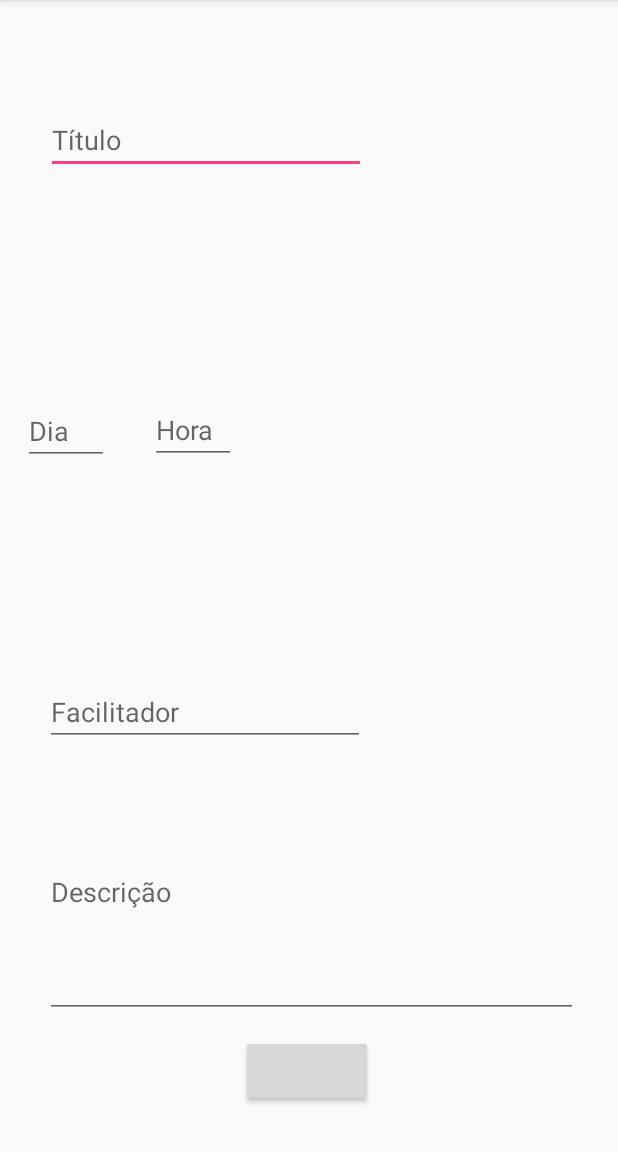
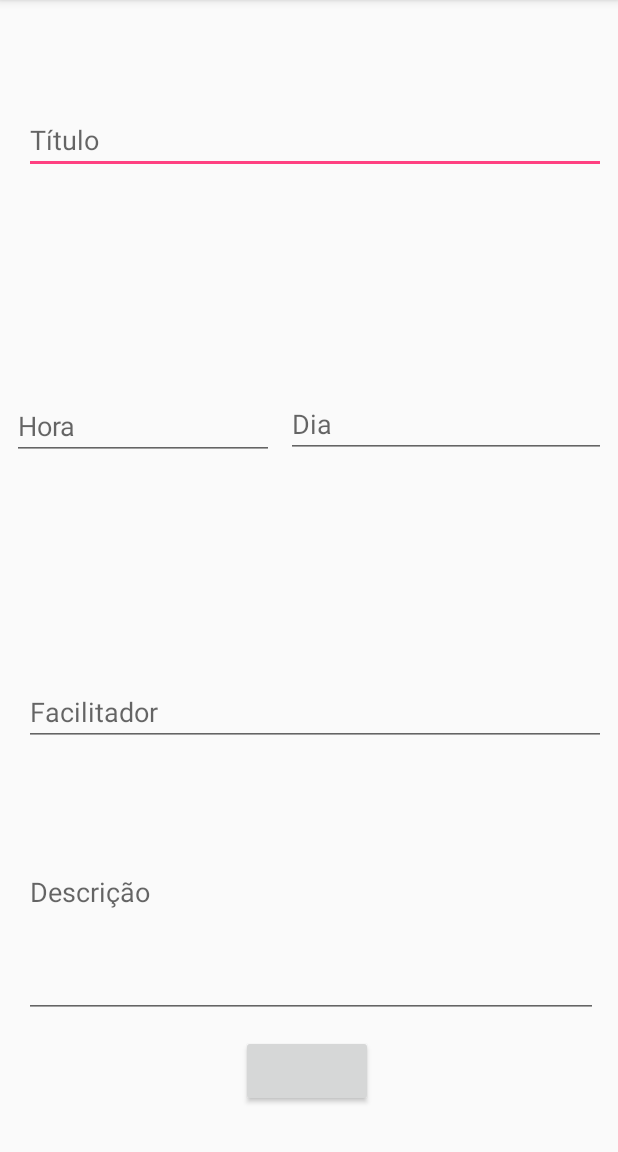
Before and after one commit to ufjf-dcc196/dcc196-2018-3-trb2-trb2-cassioreis-joaopedro, an Android app: the screen it shows after launch (EventoCads), after a tap on "EVENTO", on a phone screen of 412 x 824 dp, the part 84-1236 px from its top. Run offline under Robolectric (Android 15) with nearby library versions, the phone set to English and light mode, and no system bars.

Commit message:
mudança no layout da tela det_evento

```diff
--- a/app/src/main/java/a20183/dcc192/trab1joaopcassio/MainActivity.java
+++ b/app/src/main/java/a20183/dcc192/trab1joaopcassio/MainActivity.java
@@ -22,7 +22,7 @@ import a20183.dcc192.trab1joaopcassio.Model.Participante;
 public class MainActivity extends AppCompatActivity {
 
     public static final int  CADS_PARTICIPANTE = 1,CADS_EVENTO=2, DET_PARTICIPANTE = 3, DET_EVENTO = 4, INSC_EVENTO = 5;
-    private static final String PARTICIPANTE_NOME = "nome", EVENTO_TITULO = "titulo";
+    public static final String PARTICIPANTE_NOME = "nome", EVENTO_TITULO = "titulo";
     private Button btnCadsParticipante, btnCadsEvento;
     private RecyclerView rclParticipantes, rclEventos;
     private ParticipanteAdapter PAdapter;
@@ -95,5 +95,9 @@ public class MainActivity extends AppCompatActivity {
         if(requestCode == MainActivity.CADS_EVENTO && resultCode == Activity.RESULT_OK) {
             evAdapter.notifyDataSetChanged();
         }
+        if(requestCode == MainActivity.DET_PARTICIPANTE) {
+            PAdapter.notifyDataSetChanged();
+        }
+
     }
 }
--- a/app/src/main/java/a20183/dcc192/trab1joaopcassio/Model/Evento.java
+++ b/app/src/main/java/a20183/dcc192/trab1joaopcassio/Model/Evento.java
@@ -31,6 +31,10 @@ public class Evento {
         {
             return false;
         }
+    }
+
+    public List<Participante> getParticipantes() {
+        return participantes;
     }
 
     public String getTítulo() {
--- a/app/src/main/res/layout/cads_evento.xml
+++ b/app/src/main/res/layout/cads_evento.xml
@@ -44,87 +44,89 @@
 
     <EditText
         android:id="@+id/txt_tituloCads"
-        android:layout_width="wrap_content"
+        android:layout_width="0dp"
         android:layout_height="wrap_content"
         android:layout_marginStart="16dp"
         android:layout_marginLeft="16dp"
         android:layout_marginTop="34dp"
-        android:layout_marginEnd="153dp"
-        android:layout_marginRight="153dp"
+        android:layout_marginEnd="8dp"
+        android:layout_marginRight="8dp"
+        android:autofillHints=""
         android:ems="10"
         android:hint="@string/t_tulo"
         android:inputType="textPersonName"
         app:layout_constraintEnd_toEndOf="parent"
         app:layout_constraintStart_toStartOf="parent"
-        app:layout_constraintTop_toBottomOf="@+id/textView5"
-        android:autofillHints="" />
+        app:layout_constraintTop_toBottomOf="@+id/textView5" />
 
     <EditText
         android:id="@+id/txt_diaCads"
-        android:layout_width="57dp"
+        android:layout_width="0dp"
         android:layout_height="wrap_content"
-        android:layout_marginStart="15dp"
-        android:layout_marginLeft="15dp"
         android:layout_marginTop="20dp"
+        android:layout_marginEnd="8dp"
+        android:layout_marginRight="8dp"
         android:layout_marginBottom="14dp"
+        android:autofillHints=""
         android:ems="10"
         android:hint="@string/dia"
         android:inputType="textPersonName"
         app:layout_constraintBottom_toTopOf="@+id/txt_facilitadorCads"
-        app:layout_constraintStart_toStartOf="parent"
+        app:layout_constraintEnd_toEndOf="parent"
         app:layout_constraintTop_toBottomOf="@+id/txt_tituloCads"
-        android:autofillHints="" />
+        app:layout_constraintVertical_bias="0.482" />
 
     <EditText
         android:id="@+id/txt_horaCads"
-        android:layout_width="57dp"
+        android:layout_width="0dp"
         android:layout_height="wrap_content"
-        android:layout_marginStart="14dp"
-        android:layout_marginLeft="14dp"
+        android:layout_marginStart="8dp"
+        android:layout_marginLeft="8dp"
         android:layout_marginTop="20dp"
-        android:layout_marginEnd="241dp"
-        android:layout_marginRight="241dp"
+        android:layout_marginEnd="8dp"
+        android:layout_marginRight="8dp"
         android:layout_marginBottom="15dp"
         android:autofillHints=""
         android:ems="10"
         android:hint="@string/hora"
         android:inputType="textPersonName"
         app:layout_constraintBottom_toTopOf="@+id/txt_facilitadorCads"
-        app:layout_constraintEnd_toEndOf="parent"
-        app:layout_constraintStart_toEndOf="@+id/txt_diaCads"
-        app:layout_constraintTop_toBottomOf="@+id/txt_tituloCads" />
+        app:layout_constraintEnd_toStartOf="@+id/txt_diaCads"
+        app:layout_constraintStart_toStartOf="parent"
+        app:layout_constraintTop_toBottomOf="@+id/txt_tituloCads"
+        app:layout_constraintVertical_bias="0.49" />
 
     <EditText
         android:id="@+id/txt_facilitadorCads"
-        android:layout_width="wrap_content"
+        android:layout_width="0dp"
         android:layout_height="wrap_content"
-        android:layout_marginStart="15dp"
-        android:layout_marginLeft="15dp"
-        android:layout_marginEnd="154dp"
-        android:layout_marginRight="154dp"
+        android:layout_marginStart="16dp"
+        android:layout_marginLeft="16dp"
+        android:layout_marginEnd="8dp"
+        android:layout_marginRight="8dp"
         android:layout_marginBottom="13dp"
+        android:autofillHints=""
         android:ems="10"
         android:hint="@string/facilitador"
         android:inputType="textPersonName"
         app:layout_constraintBottom_toTopOf="@+id/txt_descCads"
         app:layout_constraintEnd_toEndOf="parent"
-        app:layout_constraintStart_toStartOf="parent"
-        android:autofillHints="" />
+        app:layout_constraintStart_toStartOf="parent" />
 
     <EditText
         android:id="@+id/txt_descCads"
-        android:layout_width="355dp"
+        android:layout_width="0dp"
         android:layout_height="168dp"
         android:layout_marginStart="16dp"
         android:layout_marginLeft="16dp"
         android:layout_marginEnd="13dp"
         android:layout_marginRight="13dp"
         android:layout_marginBottom="11dp"
+        android:autofillHints=""
         android:ems="10"
         android:hint="@string/descri_o"
         android:inputType="textPersonName"
         app:layout_constraintBottom_toTopOf="@+id/btn_cadastrarEvento"
         app:layout_constraintEnd_toEndOf="parent"
-        app:layout_constraintStart_toStartOf="parent"
-        android:autofillHints="" />
+        app:layout_constraintStart_toStartOf="parent" />
 </android.support.constraint.ConstraintLayout>
--- a/app/src/main/res/layout/det_participante.xml
+++ b/app/src/main/res/layout/det_participante.xml
@@ -38,7 +38,7 @@
         tools:text="Detalhes do participante:" />
 
     <Button
-        android:id="@+id/button5"
+        android:id="@+id/btn_DetEdit"
         android:layout_width="wrap_content"
         android:layout_height="wrap_content"
         android:layout_marginStart="22dp"
@@ -47,13 +47,13 @@
         android:layout_marginEnd="160dp"
         android:layout_marginRight="160dp"
         android:layout_marginBottom="17dp"
+        android:text="Editar"
         app:layout_constraintBottom_toBottomOf="parent"
         app:layout_constraintEnd_toStartOf="@+id/btn_DetEvInsc"
         app:layout_constraintHorizontal_bias="1.0"
         app:layout_constraintStart_toStartOf="parent"
         app:layout_constraintTop_toBottomOf="@+id/rcl_detEventos"
-        app:layout_constraintVertical_bias="1.0"
-        tools:text="Editar" />
+        app:layout_constraintVertical_bias="1.0" />
 
     <Button
         android:id="@+id/btn_DetEvInsc"
--- a/app/src/main/res/layout/rcl_layout_evento.xml
+++ b/app/src/main/res/layout/rcl_layout_evento.xml
@@ -1,7 +1,7 @@
 <?xml version="1.0" encoding="utf-8"?>
-<android.support.constraint.ConstraintLayout
-    xmlns:android="http://schemas.android.com/apk/res/android" android:layout_width="match_parent"
-    android:layout_height="match_parent">
+<android.support.constraint.ConstraintLayout xmlns:android="http://schemas.android.com/apk/res/android"
+    android:layout_width="match_parent"
+    android:layout_height="wrap_content">
 
     <LinearLayout xmlns:android="http://schemas.android.com/apk/res/android"
         android:layout_width="match_parent"
```
Also changed, not shown: app/src/main/java/a20183/dcc192/trab1joaopcassio/EventoDet.java (+13 -12 lines), app/src/main/java/a20183/dcc192/trab1joaopcassio/EventoInsc.java (+44 -1 lines), app/src/main/java/a20183/dcc192/trab1joaopcassio/ParticipanteDet.java (+34 -10 lines), app/src/main/res/layout/activity_main.xml (+14 -27 lines), app/src/main/res/layout/cads_participante.xml (+18 -18 lines), app/src/main/res/layout/det_evento.xml (+29 -31 lines), app/src/main/res/layout/insc_evento.xml (+17 -2 lines).
